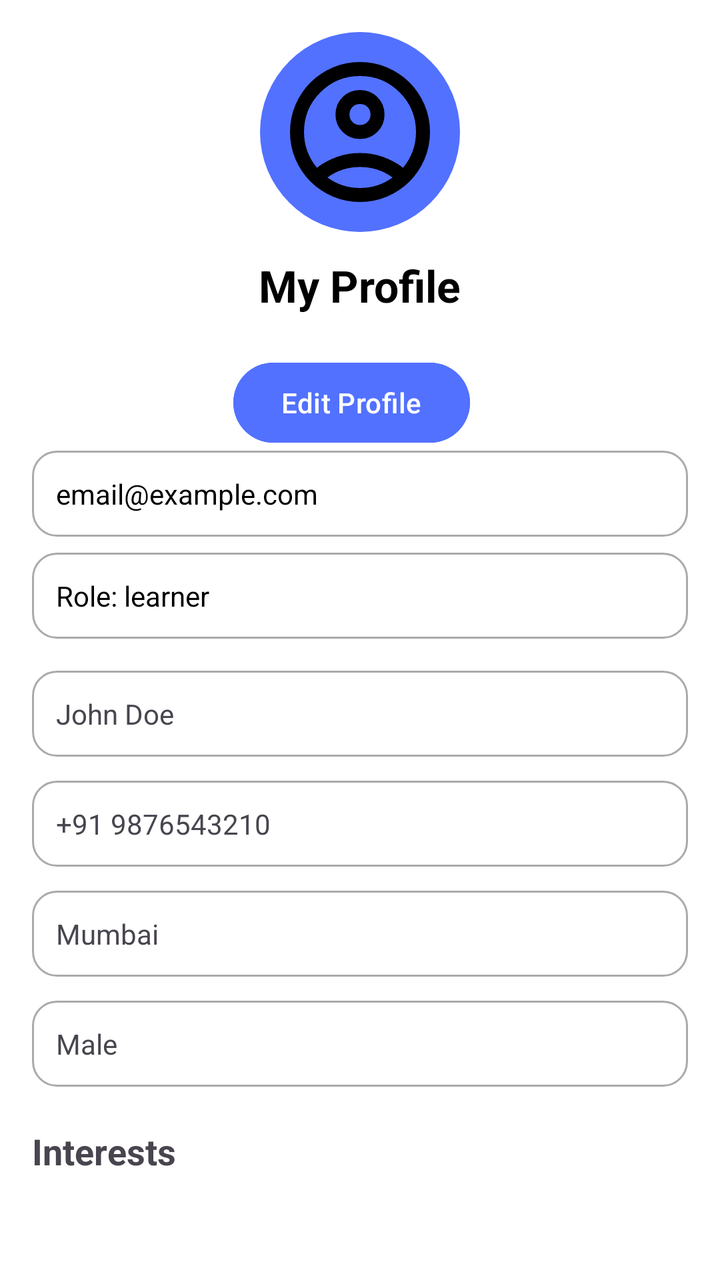
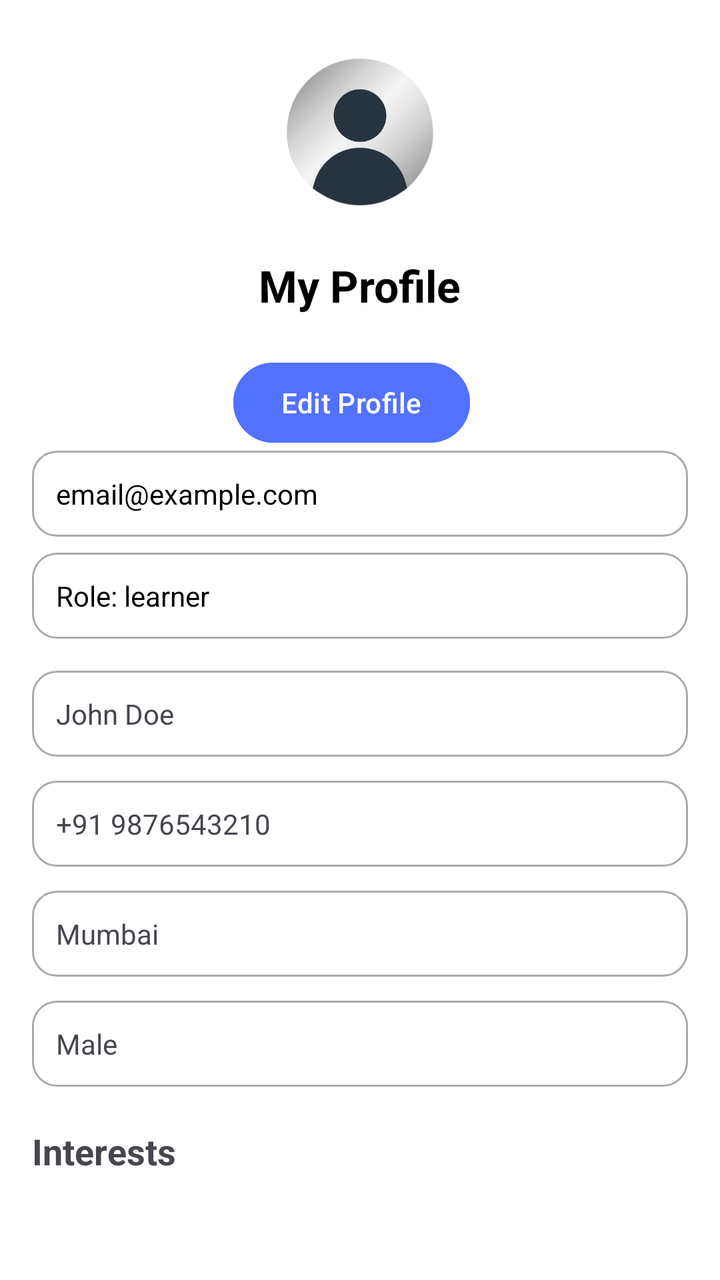

The first picture is an Android layout as it rendered before a commit; the second is the same layout after the commit. The layout source and the unified diff follow.
<!-- AndroidManifest.xml: application theme Theme.SGPProject3 -->
<!-- res/layout/fragment_profile.xml -->
<?xml version="1.0" encoding="utf-8"?>
<ScrollView xmlns:android="http://schemas.android.com/apk/res/android"
    xmlns:app="http://schemas.android.com/apk/res-auto"
    android:id="@+id/scrollRoot"
    android:layout_width="match_parent"
    android:layout_height="match_parent"
    android:background="@android:color/background_light"
    android:padding="16dp">

    <LinearLayout
        android:id="@+id/rootLayout"
        android:layout_width="match_parent"
        android:layout_height="wrap_content"
        android:orientation="vertical"
        android:gravity="center_horizontal"
        android:paddingBottom="32dp">
        <ImageView
            android:id="@+id/profileImage"
            android:layout_width="100dp"
            android:layout_height="100dp"
            android:src="@drawable/ic_profile"
            android:background="@drawable/circle_background"
            android:scaleType="centerCrop"
            android:padding="8dp"
            android:layout_marginBottom="12dp" />

        <TextView
            android:id="@+id/tvProfileTitle"
            android:layout_width="wrap_content"
            android:layout_height="wrap_content"
            android:text="My Profile"
            android:textSize="22sp"
            android:textStyle="bold"
            android:textColor="@android:color/black"
            android:layout_marginBottom="12dp" />
        <LinearLayout
            android:layout_width="match_parent"
            android:layout_height="wrap_content"
            android:orientation="horizontal"
            android:gravity="center"
            android:layout_marginTop="8dp">

            <Button
                android:id="@+id/btnEditProfile"
                android:layout_width="wrap_content"
                android:layout_height="wrap_content"
                android:text="Edit Profile"
                android:layout_marginEnd="8dp"
                android:backgroundTint="#5271ff"
                android:textColor="@android:color/white" />

            <Button
                android:id="@+id/btnSaveProfile"
                android:layout_width="0dp"
                android:layout_weight="1"
                android:layout_height="wrap_content"
                android:text="Save"
                android:visibility="gone"
                android:backgroundTint="#1f8f4a"
                android:textColor="@android:color/white" />

            <Button
                android:id="@+id/btnCancelEdit"
                android:layout_width="wrap_content"
                android:layout_height="wrap_content"
                android:text="Cancel"
                android:visibility="gone"
                android:layout_marginStart="8dp"
                android:backgroundTint="#b00020"
                android:textColor="@android:color/white" />
        </LinearLayout>
        <TextView
            android:id="@+id/tvEmail"
            android:layout_width="match_parent"
            android:layout_height="wrap_content"
            android:padding="12dp"
            android:background="@drawable/edittext_background"
            android:textColor="@android:color/black"
            android:text="email@example.com"
            android:layout_marginBottom="8dp" />

        <TextView
            android:id="@+id/tvRole"
            android:layout_width="match_parent"
            android:layout_height="wrap_content"
            android:padding="12dp"
            android:background="@drawable/edittext_background"
            android:textColor="@android:color/black"
            android:text="Role: learner"
            android:layout_marginBottom="16dp" />

        <LinearLayout
            android:id="@+id/viewFieldsContainer"
            android:layout_width="match_parent"
            android:layout_height="wrap_content"
            android:orientation="vertical">

            <TextView
                android:id="@+id/tvName"
                android:layout_width="match_parent"
                android:layout_height="wrap_content"
                android:padding="12dp"
                android:background="@drawable/edittext_background"
                android:text="John Doe"
                android:layout_marginBottom="12dp" />

            <TextView
                android:id="@+id/tvPhone"
                android:layout_width="match_parent"
                android:layout_height="wrap_content"
                android:padding="12dp"
                android:background="@drawable/edittext_background"
                android:text="+91 9876543210"
                android:layout_marginBottom="12dp" />

            <TextView
                android:id="@+id/tvCity"
                android:layout_width="match_parent"
                android:layout_height="wrap_content"
                android:padding="12dp"
                android:background="@drawable/edittext_background"
                android:text="Mumbai"
                android:layout_marginBottom="12dp" />

            <TextView
                android:id="@+id/tvGender"
                android:layout_width="match_parent"
                android:layout_height="wrap_content"
                android:padding="12dp"
                android:background="@drawable/edittext_background"
                android:text="Male"
                android:layout_marginBottom="16dp" />
        </LinearLayout>

        <LinearLayout
            android:id="@+id/editFieldsContainer"
            android:layout_width="match_parent"
            android:layout_height="wrap_content"
            android:orientation="vertical"
            android:visibility="gone">

            <EditText
                android:id="@+id/etFirstName"
                android:layout_width="match_parent"
                android:layout_height="wrap_content"
                android:hint="First Name"
                android:background="@drawable/edittext_background"
                android:padding="12dp"
                android:layout_marginBottom="12dp" />

            <EditText
                android:id="@+id/etLastName"
                android:layout_width="match_parent"
                android:layout_height="wrap_content"
                android:hint="Last Name"
                android:background="@drawable/edittext_background"
                android:padding="12dp"
                android:layout_marginBottom="12dp" />

            <EditText
                android:id="@+id/etPhone"
                android:layout_width="match_parent"
                android:layout_height="wrap_content"
                android:hint="Phone"
                android:inputType="phone"
                android:background="@drawable/edittext_background"
                android:padding="12dp"
                android:layout_marginBottom="12dp" />

            <EditText
                android:id="@+id/etCity"
                android:layout_width="match_parent"
                android:layout_height="wrap_content"
                android:hint="City"
                android:background="@drawable/edittext_background"
                android:padding="12dp"
                android:layout_marginBottom="12dp" />

            <Spinner
                android:id="@+id/spinnerGender"
                android:layout_width="match_parent"
                android:layout_height="wrap_content"
                android:background="@drawable/edittext_background"
                android:layout_marginBottom="16dp" />
        </LinearLayout>

        <TextView
            android:id="@+id/tvInterestsHeader"
            android:layout_width="match_parent"
            android:layout_height="wrap_content"
            android:text="Interests"
            android:textStyle="bold"
            android:textSize="18sp"
            android:layout_marginTop="4dp"
            android:layout_marginBottom="8dp" />

        <com.google.android.material.chip.ChipGroup
            android:id="@+id/viewChipGroup"
            android:layout_width="match_parent"
            android:layout_height="wrap_content"
            app:singleLine="false"
            android:layout_marginBottom="12dp" />
        <LinearLayout
            android:id="@+id/editInterestsContainer"
            android:layout_width="match_parent"
            android:layout_height="wrap_content"
            android:orientation="vertical"
            android:visibility="gone"
            android:layout_marginBottom="12dp" />
    </LinearLayout>
</ScrollView>
<!-- resources referenced by this layout -->
<resources>
  <!-- drawable circle_background (drawable) -->
  <shape xmlns:android="http://schemas.android.com/apk/res/android" android:shape="oval">
      <solid android:color="#5271ff"/>
  </shape>
  <!-- drawable edittext_background (drawable) -->
  <shape xmlns:android="http://schemas.android.com/apk/res/android"
      android:shape="rectangle">
      <solid android:color="@android:color/white"/>
      <stroke android:color="@android:color/darker_gray" android:width="1dp"/>
      <corners android:radius="12dp"/>
      <padding android:left="10dp" android:top="10dp" android:right="10dp" android:bottom="10dp"/>
  </shape>
  <!-- drawable ic_profile (drawable) -->
  <vector xmlns:android="http://schemas.android.com/apk/res/android" android:height="24dp" android:tint="#000000" android:viewportHeight="960" android:viewportWidth="960" android:width="24dp">
        
      <path android:fillColor="@android:color/white" android:pathData="M234,684Q285,645 348,622.5Q411,600 480,600Q549,600 612,622.5Q675,645 726,684Q761,643 780.5,591Q800,539 800,480Q800,347 706.5,253.5Q613,160 480,160Q347,160 253.5,253.5Q160,347 160,480Q160,539 179.5,591Q199,643 234,684ZM480,520Q421,520 380.5,479.5Q340,439 340,380Q340,321 380.5,280.5Q421,240 480,240Q539,240 579.5,280.5Q620,321 620,380Q620,439 579.5,479.5Q539,520 480,520ZM480,880Q397,880 324,848.5Q251,817 197,763Q143,709 111.5,636Q80,563 80,480Q80,397 111.5,324Q143,251 197,197Q251,143 324,111.5Q397,80 480,80Q563,80 636,111.5Q709,143 763,197Q817,251 848.5,324Q880,397 880,480Q880,563 848.5,636Q817,709 763,763Q709,817 636,848.5Q563,880 480,880ZM480,800Q533,800 580,784.5Q627,769 666,740Q627,711 580,695.5Q533,680 480,680Q427,680 380,695.5Q333,711 294,740Q333,769 380,784.5Q427,800 480,800ZM480,440Q506,440 523,423Q540,406 540,380Q540,354 523,337Q506,320 480,320Q454,320 437,337Q420,354 420,380Q420,406 437,423Q454,440 480,440ZM480,380Q480,380 480,380Q480,380 480,380Q480,380 480,380Q480,380 480,380Q480,380 480,380Q480,380 480,380Q480,380 480,380Q480,380 480,380ZM480,740Q480,740 480,740Q480,740 480,740Q480,740 480,740Q480,740 480,740Q480,740 480,740Q480,740 480,740Q480,740 480,740Q480,740 480,740Z"/>
      
  </vector>
  <style name="Theme.SGPProject3" parent="Base.Theme.SGPProject3" />
  <style name="Base.Theme.SGPProject3" parent="Theme.Material3.DayNight.NoActionBar">
          
          
      </style>
</resources>

<!-- the commit's change to res/layout/fragment_profile.xml (unified diff, before → after) -->
@@ -18,8 +18,7 @@
             android:id="@+id/profileImage"
             android:layout_width="100dp"
             android:layout_height="100dp"
-            android:src="@drawable/ic_profile"
-            android:background="@drawable/circle_background"
+            android:src="@drawable/profile"
             android:scaleType="centerCrop"
             android:padding="8dp"
             android:layout_marginBottom="12dp" />
<!-- resource entries referenced after the edit -->
@@ -1,9 +1,5 @@
 <!-- resources referenced by this layout -->
 <resources>
-  <!-- drawable circle_background (drawable) -->
-  <shape xmlns:android="http://schemas.android.com/apk/res/android" android:shape="oval">
-      <solid android:color="#5271ff"/>
-  </shape>
   <!-- drawable edittext_background (drawable) -->
   <shape xmlns:android="http://schemas.android.com/apk/res/android"
       android:shape="rectangle">
@@ -12,12 +8,7 @@
       <corners android:radius="12dp"/>
       <padding android:left="10dp" android:top="10dp" android:right="10dp" android:bottom="10dp"/>
   </shape>
-  <!-- drawable ic_profile (drawable) -->
-  <vector xmlns:android="http://schemas.android.com/apk/res/android" android:height="24dp" android:tint="#000000" android:viewportHeight="960" android:viewportWidth="960" android:width="24dp">
-        
-      <path android:fillColor="@android:color/white" android:pathData="M234,684Q285,645 348,622.5Q411,600 480,600Q549,600 612,622.5Q675,645 726,684Q761,643 780.5,591Q800,539 800,480Q800,347 706.5,253.5Q613,160 480,160Q347,160 253.5,253.5Q160,347 160,480Q160,539 179.5,591Q199,643 234,684ZM480,520Q421,520 380.5,479.5Q340,439 340,380Q340,321 380.5,280.5Q421,240 480,240Q539,240 579.5,280.5Q620,321 620,380Q620,439 579.5,479.5Q539,520 480,520ZM480,880Q397,880 324,848.5Q251,817 197,763Q143,709 111.5,636Q80,563 80,480Q80,397 111.5,324Q143,251 197,197Q251,143 324,111.5Q397,80 480,80Q563,80 636,111.5Q709,143 763,197Q817,251 848.5,324Q880,397 880,480Q880,563 848.5,636Q817,709 763,763Q709,817 636,848.5Q563,880 480,880ZM480,800Q533,800 580,784.5Q627,769 666,740Q627,711 580,695.5Q533,680 480,680Q427,680 380,695.5Q333,711 294,740Q333,769 380,784.5Q427,800 480,800ZM480,440Q506,440 523,423Q540,406 540,380Q540,354 523,337Q506,320 480,320Q454,320 437,337Q420,354 420,380Q420,406 437,423Q454,440 480,440ZM480,380Q480,380 480,380Q480,380 480,380Q480,380 480,380Q480,380 480,380Q480,380 480,380Q480,380 480,380Q480,380 480,380Q480,380 480,380ZM480,740Q480,740 480,740Q480,740 480,740Q480,740 480,740Q480,740 480,740Q480,740 480,740Q480,740 480,740Q480,740 480,740Q480,740 480,740Z"/>
-      
-  </vector>
+  <!-- drawable profile: png bitmap (drawable, 61171 bytes) -->
   <style name="Theme.SGPProject3" parent="Base.Theme.SGPProject3" />
   <style name="Base.Theme.SGPProject3" parent="Theme.Material3.DayNight.NoActionBar">
           
